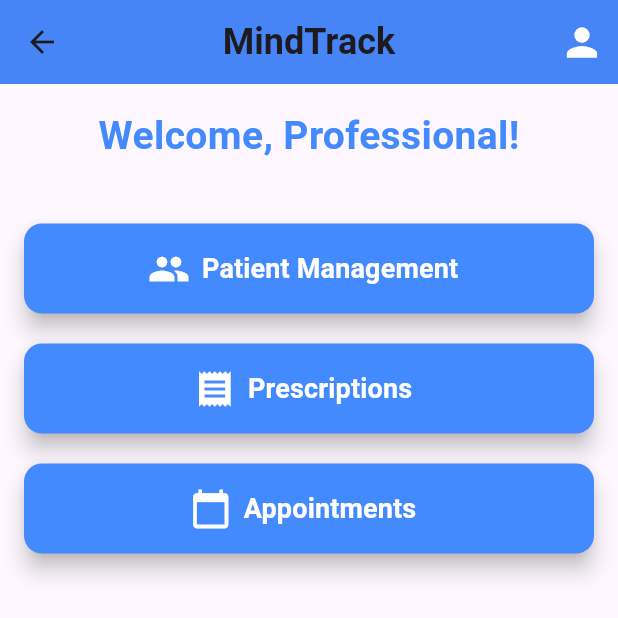
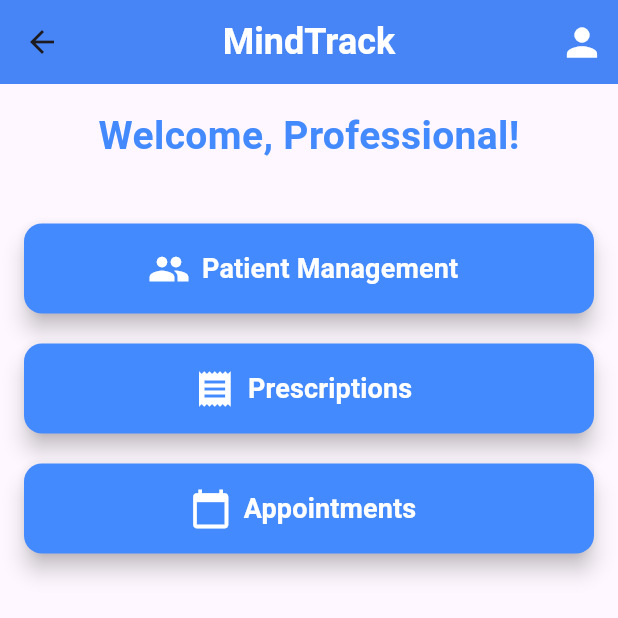
Before and after one commit to MindTrack-WX64/Flutter_App_MindTrack, a Flutter app: the ProfessionalMainPage screen opened directly with empty values, on a phone screen of 412 x 824 dp, the top half of it. Run offline on Flutter 3.47's test engine with Material 3 defaults, Android fonts, the phone set to English and light mode, and no system bars.

Commit message:
fix: Fix title display

```diff
--- a/lib/iam/UI/pages/professional_main_page.dart
+++ b/lib/iam/UI/pages/professional_main_page.dart
@@ -13,7 +13,7 @@ class ProfessionalMainPage extends StatelessWidget {
   Widget build(BuildContext context) {
     return Scaffold(
       appBar: AppBar(
-        title: Text('MindTrack', style: TextStyle(fontSize: 24, fontWeight: FontWeight.bold)),
+        title: Text('MindTrack', style: TextStyle(fontSize: 24, fontWeight: FontWeight.bold, color: Colors.white)),
         backgroundColor: Colors.blueAccent,
         centerTitle: true,
         elevation: 4.0,
--- a/lib/shared/services/base_service.dart
+++ b/lib/shared/services/base_service.dart
@@ -12,7 +12,7 @@ class HttpException implements Exception {
 }
 
 abstract class BaseService<T> {
-  final String apiUrl = 'http://10.0.2.2:8080/api/v1';
+  final String apiUrl = 'https://mindtrackbackend-dgh8e0bxhucbhebg.canadacentral-01.azurewebsites.net/api/v1';
   final String resourceEndpoint;
   BaseService({required this.resourceEndpoint});
 
```
